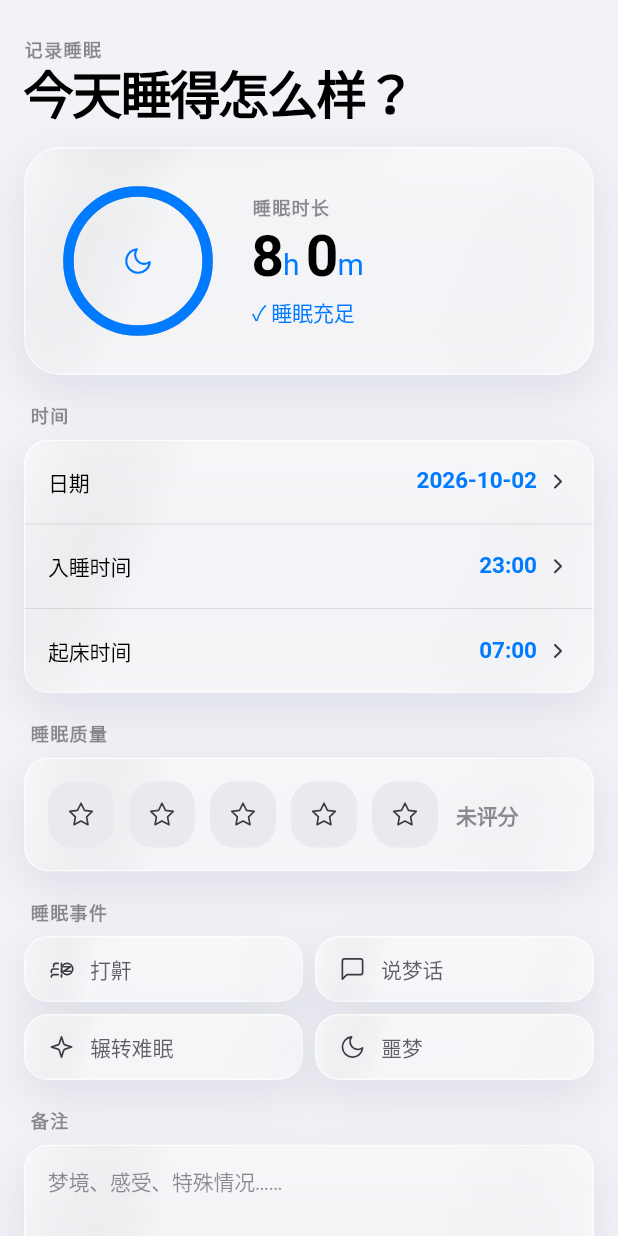
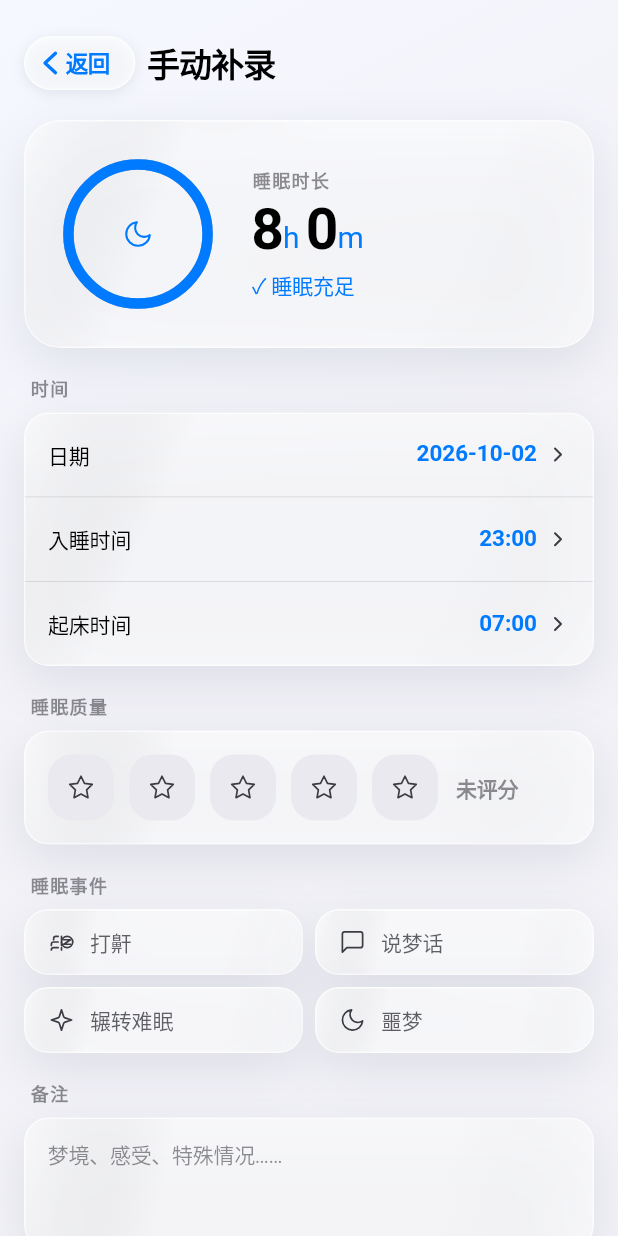
Before and after one commit to abner-forever/night_sleep, a Flutter app: the LogPage widget shown alone on an empty page, opened directly, on a phone screen of 412 x 824 dp. Run offline on Flutter 3.47's test engine with Material 3 defaults, Android fonts, the phone set to English and light mode, and no system bars; our stand-ins replace drift, flutter_local_notifications, flutter_riverpod, flutter_svg, flutter_timezone, go_router and 4 more; accounts and stored records are empty; generated files the repository leaves out were written again.

Commit message:
refactor(log): LogPage 改为纯推入页，手动补录入 /log/new
回顾 Tab 取代「记录」Tab 之后，这个表单只会被推入，Tab 分支随之删除，
顺带消掉两个跨页副作用：不再需要「保存后切回首页」，也不再需要「2 秒后重置
已保存态」——推入页 pop 掉就没了。

手动补录能力没有消失，只是换了入口层级。

```diff
--- a/lib/app/app.dart
+++ b/lib/app/app.dart
@@ -9,6 +9,7 @@ import '../core/theme/app_tokens.dart';
 import '../core/widgets/atmosphere.dart';
 import '../features/home/presentation/home_page.dart';
 import '../features/log/presentation/log_edit_page.dart';
+import '../features/log/presentation/log_new_page.dart';
 import '../features/log/presentation/review_page.dart';
 import '../features/onboarding/presentation/onboarding_overlay.dart';
 import '../features/settings/presentation/demo_data_page.dart';
@@ -66,6 +67,11 @@ final _router = GoRouter(
         GoRoute(
           path: 'log/edit',
           builder: (context, state) => LogEditPage(routeArgument: state.extra),
+        ),
+        // 手动补录：回顾页底部的入口与会话时长越界的说明层都推到这里。
+        GoRoute(
+          path: 'log/new',
+          builder: (context, state) => const LogNewPage(),
         ),
         // 会话页与设置子页同一层级：推入后覆盖标签外壳，全屏。
         GoRoute(
--- a/lib/features/log/presentation/log_page.dart
+++ b/lib/features/log/presentation/log_page.dart
@@ -2,8 +2,8 @@ import 'dart:async';
 
 import 'package:flutter/material.dart';
 import 'package:flutter_riverpod/flutter_riverpod.dart';
+import 'package:go_router/go_router.dart';
 
-import '../../../app/app_shell.dart';
 import '../../../app/app_toast.dart';
 import '../../../core/platform/haptics.dart';
 import '../../../core/theme/app_theme.dart';
@@ -24,15 +24,15 @@ import '../../sleep/presentation/widgets/moon_arc.dart';
 import '../../sleep/presentation/widgets/quality_rating.dart';
 import '../../sleep/presentation/widgets/stage_style.dart';
 
-/// Log — record last night by hand, or correct a night that is already saved.
+/// 手动补录 / 编辑记录表单。
 ///
 /// Duration is never typed: it is derived from the two times, and the form
 /// validates that the window is physically plausible before saving.
 ///
 /// The same form serves both jobs. With [editing] set it comes up pre-filled and
-/// saves back onto that record's id; pushed over the shell by [LogEditPage] it
-/// brings its own chrome, while the tab-hosted new-record form does not because
-/// the shell already pads it.
+/// saves back onto that record's id. Either way it is now **only** ever reached
+/// as a pushed route — the 「记录」tab that used to host the blank form is gone,
+/// replaced by the 回顾 tab — so it always brings its own chrome via [Subpage].
 class LogPage extends ConsumerStatefulWidget {
   const LogPage({super.key, this.editing});
 
@@ -55,7 +55,6 @@ class _LogPageState extends ConsumerState<LogPage> {
   SleepQuality? _quality;
   LoggedEvents _events = LoggedEvents.none;
   final _notesController = TextEditingController();
-  bool _saved = false;
   bool _saving = false;
 
   /// True for the whole life of the widget: an edit never turns into a new
@@ -152,30 +151,19 @@ class _LogPageState extends ConsumerState<LogPage> {
       // not leave the button stuck on「保存中…」.
       unawaited(AppHaptics.success());
       if (!mounted) return;
-      setState(() {
-        _saved = true;
-        _saving = false;
-      });
+      setState(() => _saving = false);
 
-      if (editing != null) {
-        // The edit form is a pushed route, so going back is the whole of the
-        // "done" action and the shell underneath is still on the tab that
-        // opened it. The fallback covers being opened without anything to pop.
-        ref.read(toastProvider.notifier).show('记录已更新。');
+      // 手动补录与编辑都只会以推入路由的形式出现，所以「保存完成」就是把这一页
+      // pop 掉：外壳还停在打开它的那个 Tab 上。`canPop` 的兜底覆盖了被当成根路由
+      // 直接挂载的情况（没有可 pop 的东西）。
+      ref.read(toastProvider.notifier).show(
+            editing != null ? '记录已更新。' : '睡眠记录已保存。',
+          );
       if (Navigator.of(context).canPop()) {
         Navigator.of(context).pop();
       } else {
-          ref.read(activeTabProvider.notifier).state = AppTab.home;
+        context.go('/');
       }
-        return;
-      }
-
-      ref.read(toastProvider.notifier).show('睡眠记录已保存，明天回来看看你的趋势。');
-      ref.read(activeTabProvider.notifier).state = AppTab.home;
-      // Reset for the next entry.
-      Future<void>.delayed(const Duration(seconds: 2), () {
-        if (mounted) setState(() => _saved = false);
-      });
     } catch (error) {
       if (!mounted) return;
       setState(() => _saving = false);
@@ -190,11 +178,6 @@ class _LogPageState extends ConsumerState<LogPage> {
     final hours = window.durationHours;
 
     final items = <Widget>[
-      if (!_isEditing) ...[
-        const PageHeading(eyebrow: '记录睡眠', title: '今天睡得怎么样？'),
-        const SizedBox(height: 18),
-      ],
-
       // ── Live duration preview ──────────────────────────────────────────
       GlassSurface(
         borderRadius: BorderRadius.circular(AppRadii.card),
@@ -341,32 +324,14 @@ class _LogPageState extends ConsumerState<LogPage> {
 
       Pressable(
         onTap: _saving ? null : _save,
-        child: AnimatedContainer(
-          duration: AppDurations.standard,
+        child: Container(
           padding: const EdgeInsets.symmetric(vertical: 16),
           decoration: BoxDecoration(
-            color: _saved ? tokens.accentSoft : tokens.accent,
+            color: tokens.accent,
             borderRadius: BorderRadius.circular(AppRadii.panel),
           ),
           alignment: Alignment.center,
-          child: _saved
-              ? Row(
-                  mainAxisAlignment: MainAxisAlignment.center,
-                  children: [
-                    AppIcons.check(
-                        size: 18, color: tokens.accent, strokeWidth: 2.5),
-                    const SizedBox(width: 8),
-                    Text(
-                      '已保存',
-                      style: TextStyle(
-                        fontSize: 16,
-                        fontWeight: FontWeight.w700,
-                        color: tokens.accent,
-                      ),
-                    ),
-                  ],
-                )
-              : Text(
+          child: Text(
             _saving
                 ? '保存中…'
                 : _isEditing
@@ -382,18 +347,12 @@ class _LogPageState extends ConsumerState<LogPage> {
       ),
     ];
 
-    // 编辑表单是压在标签外壳之上的推入页，自带一套外框与留白；
-    // 新建表单是个 tab，顶部与底部留白由下面的 ListView 自己补（见 pageTopInset）。
-    if (_isEditing) {
-      return Subpage(title: '编辑记录', children: items);
-    }
-    return ListView(
-      padding: EdgeInsets.fromLTRB(
-        pageGutter(context),
-        pageTopInset(context),
-        pageGutter(context),
-        pageBottomInset(context),
-      ),
+    // 手动补录与编辑现在**只会**以推入路由的形式出现（回顾 Tab 取代了原来的
+    // 「记录」Tab），所以永远自带外框。Tab 分支随之删除，附带的两个跨页副作用
+    // 也一起消失：不再需要「保存后切回首页」，也不再需要「2 秒后重置已保存态」
+    // —— 推入页 pop 掉就没了，不存在需要重置的下一次。
+    return Subpage(
+      title: _isEditing ? '编辑记录' : '手动补录',
       children: items,
     );
   }
```
Also changed, not shown: lib/features/log/presentation/log_new_page.dart (added, +14 -0 lines), 3 other files. Lines whose indentation alone changed are shown as unchanged.
